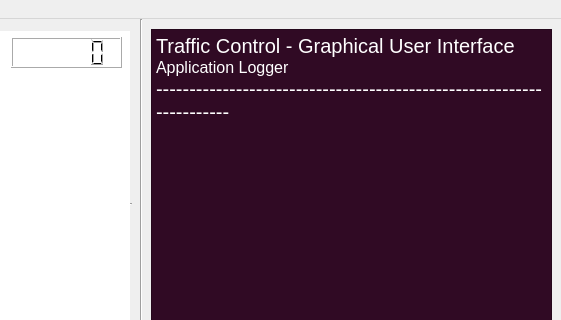
The window that ui/Application.ui (vishruthys/Adaptive-Traffic-Signalling-with-Yolov3) describes before a commit, drawn with Qt 5; both pictures show x 799 to 1360 and y 0 to 320 of the 1360 by 768 pixel window.
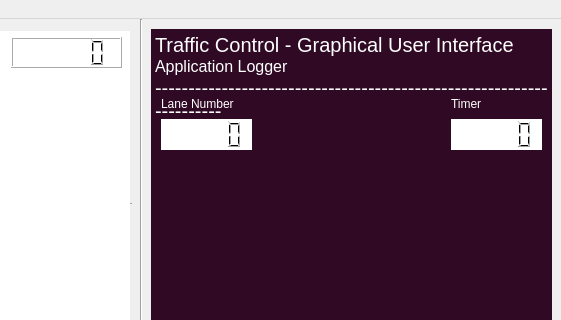
The same window after the commit. Icons and pictures are not drawn.

Diff of the .ui file:
```diff
--- a/ui/Application.ui
+++ b/ui/Application.ui
@@ -92,9 +92,9 @@
     <property name="geometry">
      <rect>
       <x>950</x>
-      <y>10</y>
+      <y>140</y>
       <width>401</width>
-      <height>701</height>
+      <height>571</height>
      </rect>
     </property>
     <property name="styleSheet">
@@ -102,16 +102,14 @@
 border-color: rgb(48, 10, 36);
 color: rgb(255, 255, 255);</string>
     </property>
+    <property name="frameShape">
+     <enum>QFrame::NoFrame</enum>
+    </property>
     <property name="html">
      <string>&lt;!DOCTYPE HTML PUBLIC &quot;-//W3C//DTD HTML 4.0//EN&quot; &quot;http://www.w3.org/TR/REC-html40/strict.dtd&quot;&gt;
 &lt;html&gt;&lt;head&gt;&lt;meta name=&quot;qrichtext&quot; content=&quot;1&quot; /&gt;&lt;style type=&quot;text/css&quot;&gt;
 p, li { white-space: pre-wrap; }
 &lt;/style&gt;&lt;/head&gt;&lt;body style=&quot; font-family:'Ubuntu'; font-size:11pt; font-weight:200; font-style:normal;&quot;&gt;
-&lt;p style=&quot; margin-top:0px; margin-bottom:0px; margin-left:0px; margin-right:0px; -qt-block-indent:0; text-indent:0px;&quot;&gt;&lt;span style=&quot; font-size:15pt;&quot;&gt;Traffic Control - Graphical User Interface&lt;/span&gt;&lt;/p&gt;
-&lt;p style=&quot; margin-top:0px; margin-bottom:0px; margin-left:0px; margin-right:0px; -qt-block-indent:0; text-indent:0px;&quot;&gt;&lt;span style=&quot; font-size:12pt;&quot;&gt;Application Logger&lt;/span&gt;&lt;/p&gt;
-&lt;p style=&quot; margin-top:0px; margin-bottom:0px; margin-left:0px; margin-right:0px; -qt-block-indent:0; text-indent:0px;&quot;&gt;&lt;span style=&quot; font-size:15pt;&quot;&gt;---------------------------------------------------------------------&lt;/span&gt;&lt;/p&gt;
-&lt;p style=&quot;-qt-paragraph-type:empty; margin-top:0px; margin-bottom:0px; margin-left:0px; margin-right:0px; -qt-block-indent:0; text-indent:0px; font-size:15pt;&quot;&gt;&lt;br /&gt;&lt;/p&gt;
-&lt;p style=&quot;-qt-paragraph-type:empty; margin-top:0px; margin-bottom:0px; margin-left:0px; margin-right:0px; -qt-block-indent:0; text-indent:0px;&quot;&gt;&lt;br /&gt;&lt;/p&gt;
 &lt;p style=&quot;-qt-paragraph-type:empty; margin-top:0px; margin-bottom:0px; margin-left:0px; margin-right:0px; -qt-block-indent:0; text-indent:0px;&quot;&gt;&lt;br /&gt;&lt;/p&gt;&lt;/body&gt;&lt;/html&gt;</string>
     </property>
    </widget>
@@ -508,6 +506,114 @@
      <bool>true</bool>
     </property>
    </widget>
+   <widget class="QLCDNumber" name="lane_number">
+    <property name="geometry">
+     <rect>
+      <x>960</x>
+      <y>100</y>
+      <width>91</width>
+      <height>31</height>
+     </rect>
+    </property>
+    <property name="styleSheet">
+     <string notr="true">background-color: rgb(255, 255, 255);</string>
+    </property>
+    <property name="frameShape">
+     <enum>QFrame::NoFrame</enum>
+    </property>
+    <property name="frameShadow">
+     <enum>QFrame::Plain</enum>
+    </property>
+    <property name="midLineWidth">
+     <number>1</number>
+    </property>
+    <property name="value" stdset="0">
+     <double>0.000000000000000</double>
+    </property>
+   </widget>
+   <widget class="QLabel" name="label">
+    <property name="geometry">
+     <rect>
+      <x>960</x>
+      <y>70</y>
+      <width>89</width>
+      <height>31</height>
+     </rect>
+    </property>
+    <property name="text">
+     <string>&lt;html&gt;&lt;head/&gt;&lt;body&gt;&lt;p&gt;&lt;span style=&quot; color:#ffffff;&quot;&gt;Lane Number&lt;/span&gt;&lt;/p&gt;&lt;/body&gt;&lt;/html&gt;</string>
+    </property>
+   </widget>
+   <widget class="QLabel" name="label_2">
+    <property name="geometry">
+     <rect>
+      <x>1250</x>
+      <y>70</y>
+      <width>81</width>
+      <height>31</height>
+     </rect>
+    </property>
+    <property name="text">
+     <string>&lt;html&gt;&lt;head/&gt;&lt;body&gt;&lt;p&gt;&lt;span style=&quot; color:#ffffff;&quot;&gt;Timer&lt;/span&gt;&lt;/p&gt;&lt;/body&gt;&lt;/html&gt;</string>
+    </property>
+   </widget>
+   <widget class="QLCDNumber" name="timer_value">
+    <property name="geometry">
+     <rect>
+      <x>1250</x>
+      <y>100</y>
+      <width>91</width>
+      <height>31</height>
+     </rect>
+    </property>
+    <property name="styleSheet">
+     <string notr="true">background-color: rgb(255, 255, 255);</string>
+    </property>
+    <property name="frameShape">
+     <enum>QFrame::NoFrame</enum>
+    </property>
+    <property name="frameShadow">
+     <enum>QFrame::Plain</enum>
+    </property>
+    <property name="lineWidth">
+     <number>1</number>
+    </property>
+    <property name="smallDecimalPoint">
+     <bool>false</bool>
+    </property>
+    <property name="value" stdset="0">
+     <double>0.000000000000000</double>
+    </property>
+   </widget>
+   <widget class="QTextBrowser" name="terminal_header">
+    <property name="geometry">
+     <rect>
+      <x>950</x>
+      <y>10</y>
+      <width>401</width>
+      <height>131</height>
+     </rect>
+    </property>
+    <property name="styleSheet">
+     <string notr="true">background-color: rgb(48, 10, 36);
+border-color: rgb(48, 10, 36);
+color: rgb(255, 255, 255);</string>
+    </property>
+    <property name="frameShape">
+     <enum>QFrame::NoFrame</enum>
+    </property>
+    <property name="html">
+     <string>&lt;!DOCTYPE HTML PUBLIC &quot;-//W3C//DTD HTML 4.0//EN&quot; &quot;http://www.w3.org/TR/REC-html40/strict.dtd&quot;&gt;
+&lt;html&gt;&lt;head&gt;&lt;meta name=&quot;qrichtext&quot; content=&quot;1&quot; /&gt;&lt;style type=&quot;text/css&quot;&gt;
+p, li { white-space: pre-wrap; }
+&lt;/style&gt;&lt;/head&gt;&lt;body style=&quot; font-family:'Ubuntu'; font-size:11pt; font-weight:200; font-style:normal;&quot;&gt;
+&lt;p style=&quot; margin-top:0px; margin-bottom:0px; margin-left:0px; margin-right:0px; -qt-block-indent:0; text-indent:0px;&quot;&gt;&lt;span style=&quot; font-size:15pt;&quot;&gt;Traffic Control - Graphical User Interface&lt;/span&gt;&lt;/p&gt;
+&lt;p style=&quot; margin-top:0px; margin-bottom:0px; margin-left:0px; margin-right:0px; -qt-block-indent:0; text-indent:0px;&quot;&gt;&lt;span style=&quot; font-size:12pt;&quot;&gt;Application Logger&lt;/span&gt;&lt;/p&gt;
+&lt;p style=&quot; margin-top:0px; margin-bottom:0px; margin-left:0px; margin-right:0px; -qt-block-indent:0; text-indent:0px;&quot;&gt;&lt;span style=&quot; font-size:15pt;&quot;&gt;---------------------------------------------------------------------&lt;/span&gt;&lt;/p&gt;
+&lt;p style=&quot;-qt-paragraph-type:empty; margin-top:0px; margin-bottom:0px; margin-left:0px; margin-right:0px; -qt-block-indent:0; text-indent:0px; font-size:15pt;&quot;&gt;&lt;br /&gt;&lt;/p&gt;&lt;/body&gt;&lt;/html&gt;</string>
+    </property>
+   </widget>
+   <zorder>terminal_header</zorder>
    <zorder>vid_bg3</zorder>
    <zorder>vid_bg0</zorder>
    <zorder>vid_bg2</zorder>
@@ -532,6 +638,10 @@
    <zorder>snapshot3</zorder>
    <zorder>snapshot2</zorder>
    <zorder>snapshot1</zorder>
+   <zorder>lane_number</zorder>
+   <zorder>label</zorder>
+   <zorder>label_2</zorder>
+   <zorder>timer_value</zorder>
   </widget>
   <widget class="QMenuBar" name="menubar">
    <property name="geometry">
```
